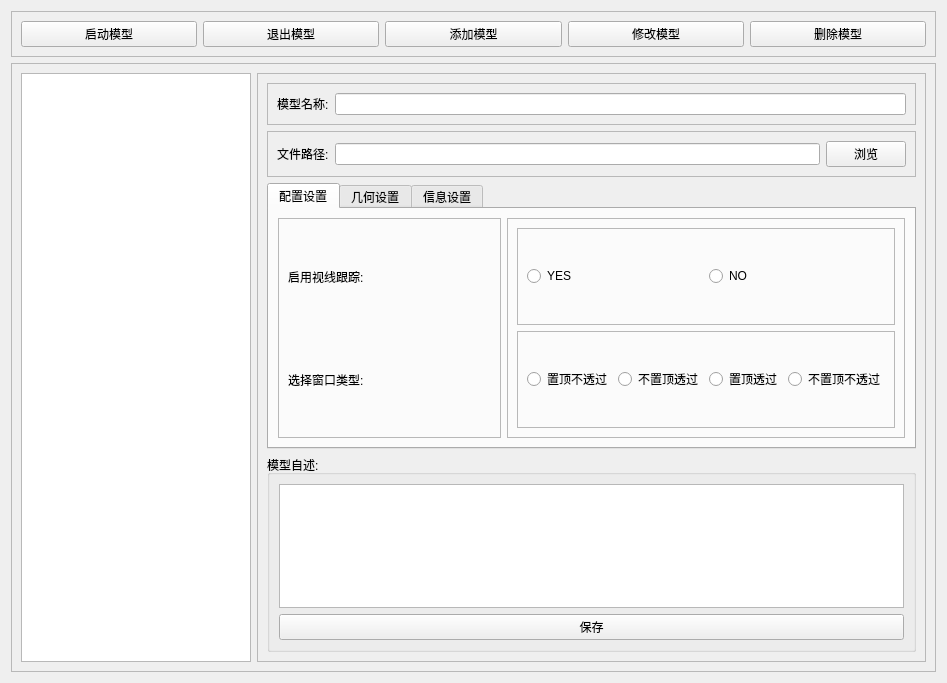
Above: LogGpt/setlive2ddialogwidget.ui from log159/LogChat before the change. Below: the same form after it.
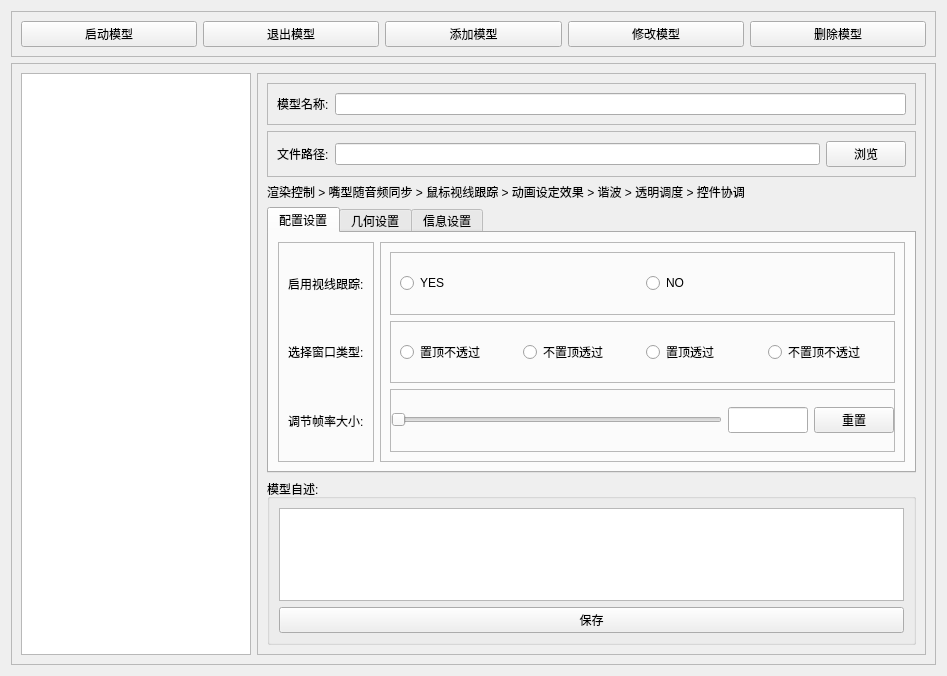
That is the form after the change.

The edit to the form file:
```diff
--- a/LogGpt/setlive2ddialogwidget.ui
+++ b/LogGpt/setlive2ddialogwidget.ui
@@ -7,7 +7,7 @@
     <x>0</x>
     <y>0</y>
     <width>947</width>
-    <height>683</height>
+    <height>676</height>
    </rect>
   </property>
   <property name="windowTitle">
@@ -81,8 +81,24 @@
      <property name="frameShadow">
       <enum>QFrame::Raised</enum>
      </property>
-     <layout class="QGridLayout" name="gridLayout">
-      <item row="0" column="1">
+     <layout class="QHBoxLayout" name="horizontalLayout_4">
+      <item>
+       <widget class="QListWidget" name="listWidget_model">
+        <property name="minimumSize">
+         <size>
+          <width>230</width>
+          <height>0</height>
+         </size>
+        </property>
+        <property name="maximumSize">
+         <size>
+          <width>230</width>
+          <height>16777215</height>
+         </size>
+        </property>
+       </widget>
+      </item>
+      <item>
        <widget class="QFrame" name="frame_model_control">
         <property name="frameShape">
          <enum>QFrame::StyledPanel</enum>
@@ -146,6 +162,13 @@
            </layout>
           </widget>
          </item>
+         <item>
+          <widget class="QLabel" name="label">
+           <property name="text">
+            <string>渲染控制 &gt; 嘴型随音频同步 &gt; 鼠标视线跟踪 &gt; 动画设定效果 &gt; 谐波 &gt; 透明调度 &gt; 控件协调</string>
+           </property>
+          </widget>
+         </item>
          <item>
           <widget class="QTabWidget" name="tabWidget_control">
            <property name="currentIndex">
@@ -179,6 +202,13 @@
                   </property>
                  </widget>
                 </item>
+                <item>
+                 <widget class="QLabel" name="label_fps">
+                  <property name="text">
+                   <string>调节帧率大小:</string>
+                  </property>
+                 </widget>
+                </item>
                </layout>
               </widget>
              </item>
@@ -257,6 +287,60 @@
                   </layout>
                  </widget>
                 </item>
+                <item>
+                 <widget class="QFrame" name="frame_fps">
+                  <property name="frameShape">
+                   <enum>QFrame::StyledPanel</enum>
+                  </property>
+                  <property name="frameShadow">
+                   <enum>QFrame::Raised</enum>
+                  </property>
+                  <layout class="QGridLayout" name="gridLayout_26">
+                   <property name="leftMargin">
+                    <number>0</number>
+                   </property>
+                   <property name="topMargin">
+                    <number>0</number>
+                   </property>
+                   <property name="rightMargin">
+                    <number>0</number>
+                   </property>
+                   <property name="bottomMargin">
+                    <number>0</number>
+                   </property>
+                   <item row="0" column="2">
+                    <widget class="QPushButton" name="pushButton_fps">
+                     <property name="text">
+                      <string>重置</string>
+                     </property>
+                    </widget>
+                   </item>
+                   <item row="0" column="0">
+                    <widget class="QSlider" name="horizontalSlider_fps">
+                     <property name="minimumSize">
+                      <size>
+                       <width>100</width>
+                       <height>0</height>
+                      </size>
+                     </property>
+                     <property name="orientation">
+                      <enum>Qt::Horizontal</enum>
+                     </property>
+                    </widget>
+                   </item>
+                   <item row="0" column="1">
+                    <widget class="QLineEdit" name="lineEdit_fps">
+                     <property name="maximumSize">
+                      <size>
+                       <width>80</width>
+                       <height>100</height>
+                      </size>
+                     </property>
+                    </widget>
+                   </item>
+                  </layout>
+                 </widget>
+                </item>
                </layout>
               </widget>
              </item>
@@ -1086,22 +1170,6 @@
         </layout>
        </widget>
       </item>
-      <item row="0" column="0">
-       <widget class="QListWidget" name="listWidget_model">
-        <property name="minimumSize">
-         <size>
-          <width>230</width>
-          <height>0</height>
-         </size>
-        </property>
-        <property name="maximumSize">
-         <size>
-          <width>230</width>
-          <height>16777215</height>
-         </size>
-        </property>
-       </widget>
-      </item>
      </layout>
     </widget>
    </item>
```
Left out of the diff: 10 changed lines with no effect on the pictures.
